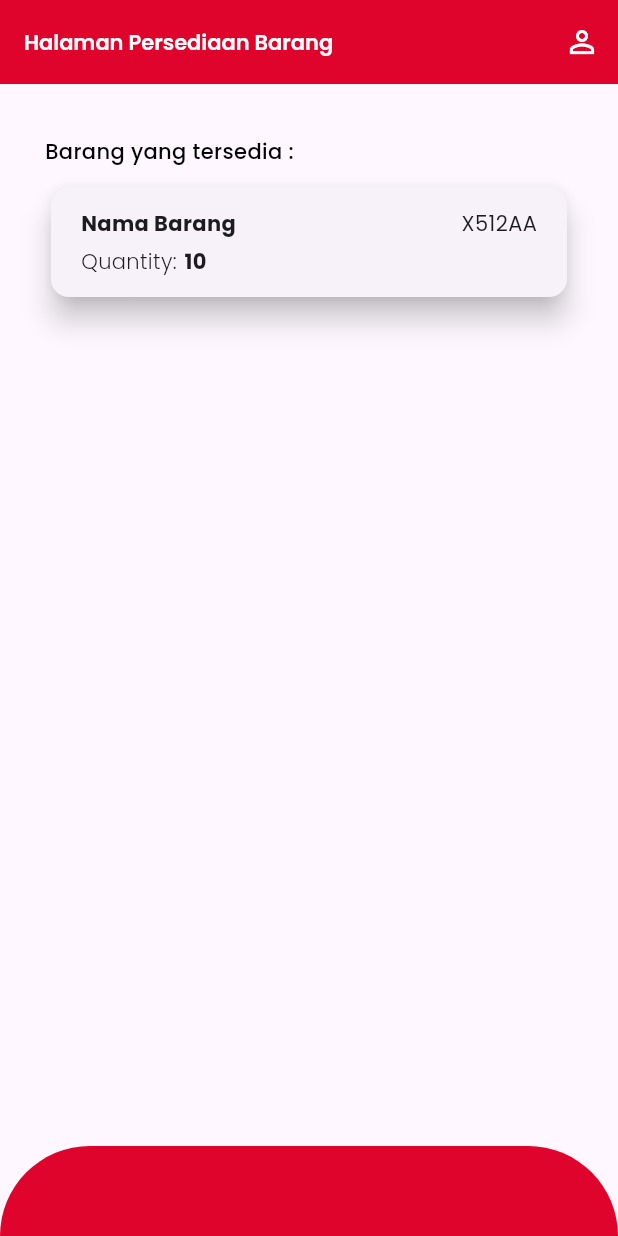
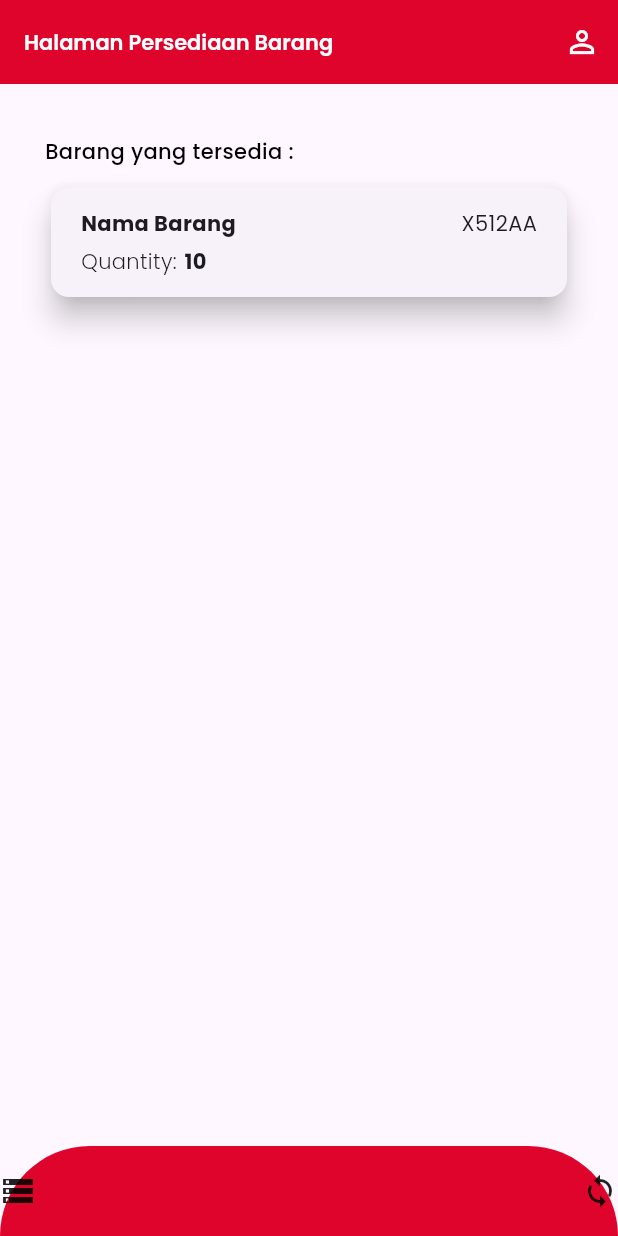
Before and after one commit to RizkyFirman00/User-Painting-Tools, a Flutter app: the AvailTools screen opened directly, on a phone screen of 412 x 824 dp. Run offline on Flutter 3.47's test engine with Material 3 defaults, Android fonts, the phone set to English and light mode, and no system bars; our stand-ins replace get, google_fonts.

Commit message:
bottom nav bar

```diff
--- /dev/null
+++ b/lib/NavItemModel.dart
@@ -0,0 +1,13 @@
+import 'package:flutter/material.dart';
+
+class NavItemModel {
+  final String title;
+  final Icon icon;
+
+  NavItemModel({required this.title, required this.icon});
+}
+
+List<NavItemModel> bottomNavItems = [
+  NavItemModel(title: "Persediaan", icon: Icon(Icons.storage_outlined)),
+  NavItemModel(title: "Pengembalian", icon: Icon(Icons.loop_outlined))
+];
--- a/lib/avail_tools.dart
+++ b/lib/avail_tools.dart
@@ -1,4 +1,5 @@
 import 'package:flutter/material.dart';
+import 'package:user_painting_tools/NavItemModel.dart';
 import 'package:user_painting_tools/card_avail_tools.dart';
 
 class AvailTools extends StatefulWidget {
@@ -31,14 +32,28 @@ class _AvailToolsState extends State<AvailTools> {
       ),
       bottomNavigationBar: SafeArea(
         child: Container(
+          height: 60,
           decoration: BoxDecoration(
+            color: Color(0xffDF042C),
             borderRadius: BorderRadius.only(
               topRight: Radius.circular(100),
               topLeft: Radius.circular(100),
             ),
-            color: Color(0xffDF042C),
           ),
-          height: 60,
+          child: Row(
+            mainAxisAlignment: MainAxisAlignment.spaceBetween,
+            children: List.generate(
+              bottomNavItems.length,
+              (index) {
+                final iconNavBar = bottomNavItems[index].icon;
+                return SizedBox(
+                  height: 24,
+                  width: 24,
+                  child: iconNavBar,
+                );
+              },
+            ),
+          ),
         ),
       ),
       body: SafeArea(
```
